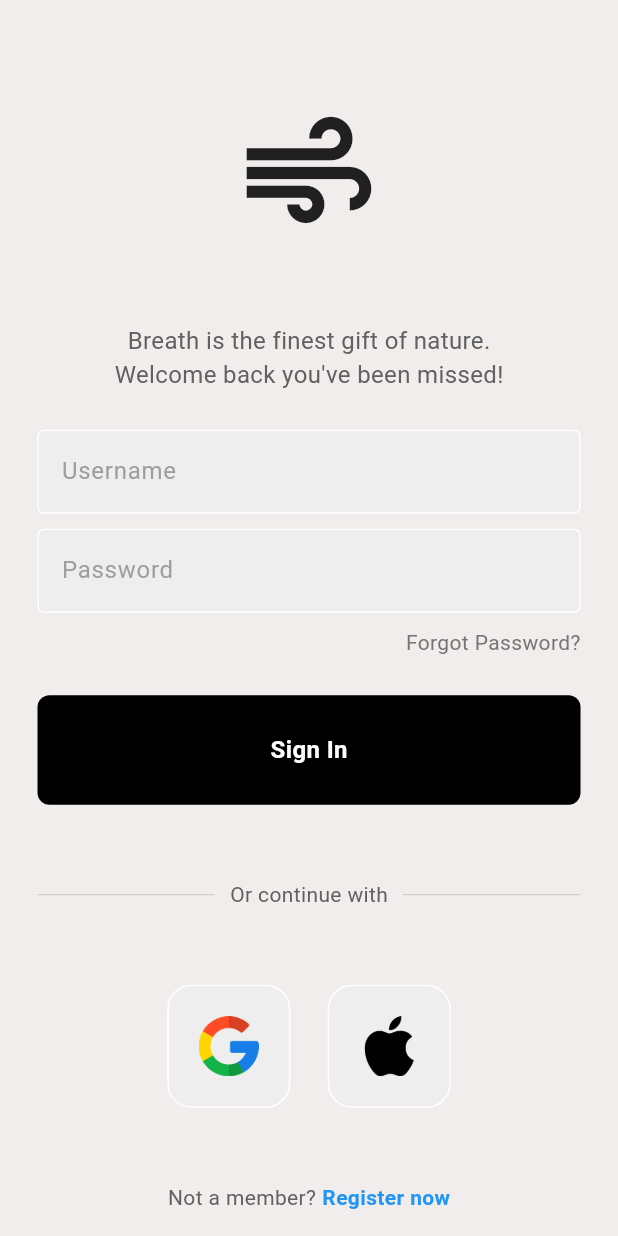
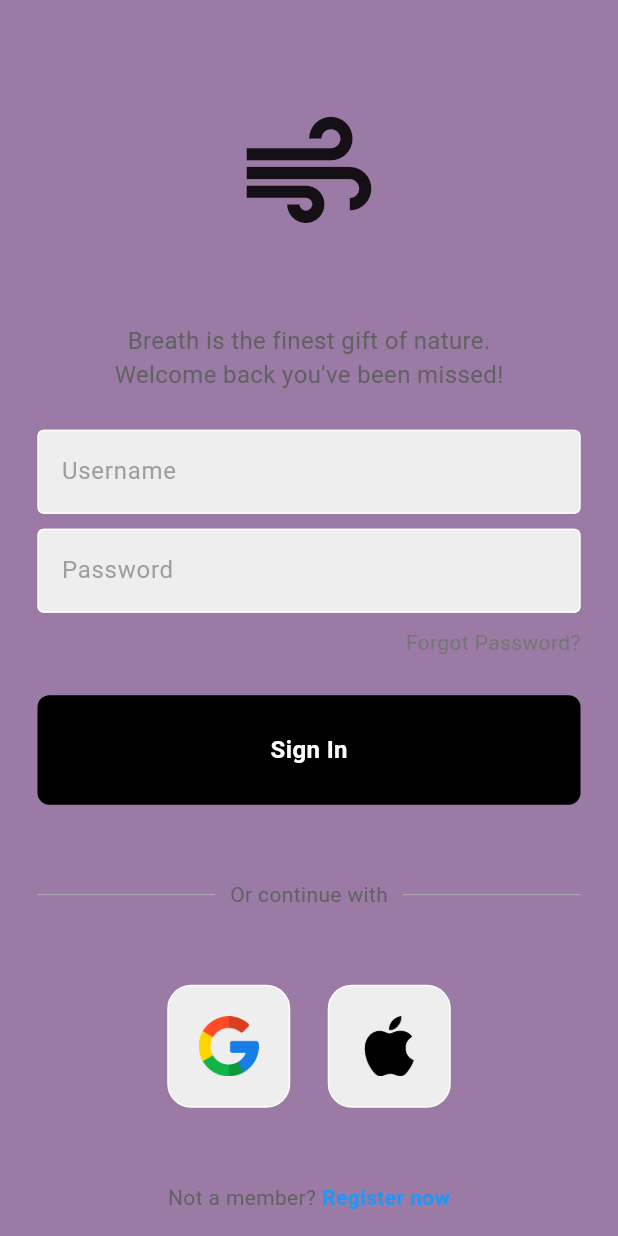
Before and after one commit to cpokala/moderlogin_ui, a Flutter app: the screen it shows after launch, on a phone screen of 412 x 824 dp. Run offline on Flutter 3.47's test engine with Material 3 defaults, Android fonts, the phone set to English and light mode, and no system bars; our stand-ins replace firebase_core; accounts and stored records are empty.

Commit message:
Initial commit

```diff
--- a/lib/pages/login_page.dart
+++ b/lib/pages/login_page.dart
@@ -16,7 +16,7 @@ class LoginPage extends StatelessWidget {
   @override
   Widget build(BuildContext context) {
     return Scaffold(
-      backgroundColor: const Color.fromARGB(255, 241, 237, 237),
+      backgroundColor: const Color.fromARGB(255, 156, 122, 166),
       body: SafeArea(
         child: Center(
           child: Column(
```
